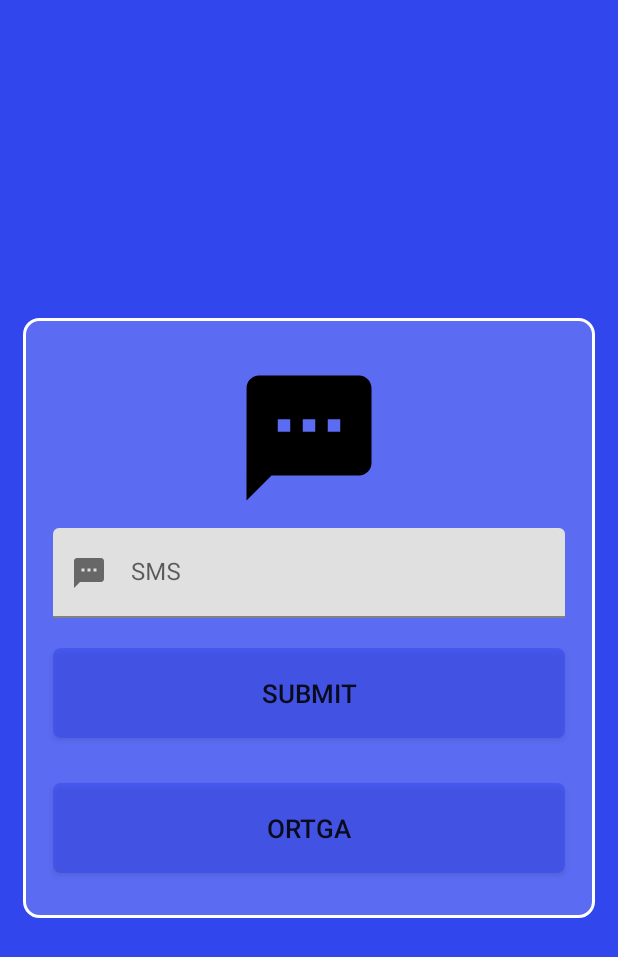
After one commit to kaminashu/TurboTaxiDev, an Android app: the fragment SmsFragment placed in its activity, on a phone screen of 412 x 824 dp. The commit adds this screen. Shown: the top 957 px of the screen. Run offline under Robolectric (Android 15) with nearby library versions, the phone set to English and light mode, and no system bars; network calls fail; 1 statement that could not run was skipped.

Commit message:
dagger qoshilmagan

```diff
--- a/app/build.gradle.kts
+++ b/app/build.gradle.kts
@@ -42,6 +42,10 @@ android {
 }
 
 dependencies {
+    implementation("androidx.room:room-runtime:2.5.2")
+    implementation ("androidx.room:room-ktx:2.5.2")
+    kapt ("androidx.room:room-compiler:2.5.2")
+
     implementation("com.google.dagger:dagger:2.28.3")
     kapt("com.google.dagger:dagger-compiler:2.28.3")
     implementation("androidx.core:core-ktx:1.12.0")
--- a/app/src/main/java/com/example/projectone/domain/entities/RegResponseModel.kt
+++ b/app/src/main/java/com/example/projectone/domain/entities/RegResponseModel.kt
@@ -4,7 +4,7 @@ import com.example.projectone.data.network.model.Data
 import com.google.gson.annotations.SerializedName
 import javax.inject.Inject
 
-class RegResponseModel @Inject constructor(
+class RegResponseModel (
     val data: ResDataMoel? = null,
     val resId: Int? = null,
     val mess: String? = null
--- a/app/src/main/java/com/example/projectone/domain/entities/ResDataMoel.kt
+++ b/app/src/main/java/com/example/projectone/domain/entities/ResDataMoel.kt
@@ -3,7 +3,7 @@ package com.example.projectone.domain.entities
 import com.google.gson.annotations.SerializedName
 import javax.inject.Inject
 
-class ResDataMoel @Inject constructor(
+class ResDataMoel(
     val userIdent: String? = null,
     val smsSend: Int? = null,
     val isToken: String? = null
--- a/app/src/main/java/com/example/projectone/domain/entities/UserAuthUser.kt
+++ b/app/src/main/java/com/example/projectone/domain/entities/UserAuthUser.kt
@@ -2,7 +2,7 @@ package com.example.projectone.domain.entities
 
 import javax.inject.Inject
 
-class UserAuthUser @Inject constructor(
+class UserAuthUser (
     var login:String,
     var password:String,
     var lang:String="uz"
--- a/app/src/main/java/com/example/projectone/domain/entities/UserModel.kt
+++ b/app/src/main/java/com/example/projectone/domain/entities/UserModel.kt
@@ -3,7 +3,7 @@ package com.example.projectone.domain.entities
 import com.example.projectone.data.network.model.AuthUser
 import javax.inject.Inject
 
-class UserModel @Inject constructor(
+class UserModel(
     val authUser: UserAuthUser? = null
 ) {
 }
--- /dev/null
+++ b/app/src/main/java/com/example/projectone/presentation/ui/sms/SmsFragment.kt
@@ -0,0 +1,54 @@
+package com.example.projectone.presentation.ui.sms
+
+import android.content.Context
+import androidx.lifecycle.ViewModelProvider
+import android.os.Bundle
+import android.util.Log
+import androidx.fragment.app.Fragment
+import android.view.LayoutInflater
+import android.view.View
+import android.view.ViewGroup
+import com.example.projectone.R
+import com.example.projectone.databinding.FragmentSmsBinding
+
+class SmsFragment : Fragment() {
+
+    companion object {
+        const val ID = "id"
+        const val TOKEN = "token"
+        fun newInstance(id: Int, token: Int) = SmsFragment().apply {
+            arguments = Bundle().apply {
+                putInt(ID, id)
+                putInt(TOKEN, token)
+            }
+        }
+    }
+
+    private lateinit var viewModel: SmsViewModel
+    private lateinit var binding: FragmentSmsBinding
+    private lateinit var bundle: Bundle
+    override fun onAttach(context: Context) {
+        super.onAttach(context)
+        arguments?.let {
+            bundle = it
+        }
+    }
+
+    override fun onCreateView(
+        inflater: LayoutInflater, container: ViewGroup?,
+        savedInstanceState: Bundle?
+    ): View? {
+        binding =
+            FragmentSmsBinding.inflate(LayoutInflater.from(container?.context), container, false)
+        return binding.root
+    }
+
+    override fun onActivityCreated(savedInstanceState: Bundle?) {
+        super.onActivityCreated(savedInstanceState)
+        viewModel = ViewModelProvider(this)[SmsViewModel::class.java]
+        val token = bundle.getInt(TOKEN)
+        Log.d("TAG", "onActivityCreated: $TOKEN")
+
+    }
+
+}
--- /dev/null
+++ b/app/src/main/java/com/example/projectone/presentation/ui/sms/SmsViewModel.kt
@@ -0,0 +1,7 @@
+package com.example.projectone.presentation.ui.sms
+
+import androidx.lifecycle.ViewModel
+
+class SmsViewModel : ViewModel() {
+    // TODO: Implement the ViewModel
+}
--- /dev/null
+++ b/app/src/main/res/drawable/sms.xml
@@ -0,0 +1,5 @@
+<vector android:height="24dp" android:tint="#000000"
+    android:viewportHeight="24" android:viewportWidth="24"
+    android:width="24dp" xmlns:android="http://schemas.android.com/apk/res/android">
+    <path android:fillColor="@android:color/white" android:pathData="M20,2L4,2c-1.1,0 -1.99,0.9 -1.99,2L2,22l4,-4h14c1.1,0 2,-0.9 2,-2L22,4c0,-1.1 -0.9,-2 -2,-2zM9,11L7,11L7,9h2v2zM13,11h-2L11,9h2v2zM17,11h-2L15,9h2v2z"/>
+</vector>
--- /dev/null
+++ b/app/src/main/res/layout/fragment_sms.xml
@@ -0,0 +1,84 @@
+<?xml version="1.0" encoding="utf-8"?>
+<androidx.constraintlayout.widget.ConstraintLayout xmlns:android="http://schemas.android.com/apk/res/android"
+    xmlns:app="http://schemas.android.com/apk/res-auto"
+    xmlns:tools="http://schemas.android.com/tools"
+    android:layout_width="match_parent"
+    android:layout_height="match_parent"
+    android:background="#3246EE"
+    tools:context=".presentation.ui.sms.SmsFragment">
+
+    <androidx.constraintlayout.widget.ConstraintLayout
+
+        android:layout_width="match_parent"
+        android:layout_height="400dp"
+        android:layout_marginStart="15dp"
+        android:layout_marginEnd="15dp"
+        android:background="@drawable/shape_login_bc"
+        app:layout_constraintBottom_toBottomOf="parent"
+        app:layout_constraintTop_toTopOf="parent"
+        tools:layout_editor_absoluteX="10dp">
+
+        <ImageView
+            android:id="@+id/imageView"
+            android:layout_width="100dp"
+            android:layout_height="100dp"
+            android:layout_marginTop="30dp"
+            android:src="@drawable/sms"
+            app:layout_constraintEnd_toEndOf="parent"
+            app:layout_constraintStart_toStartOf="parent"
+            app:layout_constraintTop_toTopOf="parent" />
+
+        <com.google.android.material.textfield.TextInputLayout
+            android:id="@+id/textInputLayout"
+            android:layout_width="match_parent"
+            android:layout_height="60dp"
+            android:layout_marginTop="10dp"
+            android:hint="SMS"
+            app:startIconDrawable="@drawable/sms"
+            android:layout_marginStart="20dp"
+            android:layout_marginEnd="20dp"
+            android:theme="@style/ThemeOverlay.Material3.AutoCompleteTextView.OutlinedBox"
+            app:layout_constraintTop_toBottomOf="@+id/imageView"
+            tools:layout_editor_absoluteX="10dp">
+
+            <EditText
+                android:id="@+id/loginEdt"
+                android:maxLines="1"
+                android:layout_width="match_parent"
+                android:layout_height="match_parent" />
+        </com.google.android.material.textfield.TextInputLayout>
+
+
+
+
+
+        <androidx.appcompat.widget.AppCompatButton
+            android:layout_marginStart="20dp"
+            android:layout_marginEnd="20dp"
+            android:id="@+id/submitBtn"
+            android:layout_width="match_parent"
+            android:layout_height="60dp"
+            android:layout_marginBottom="10dp"
+            android:background="@drawable/shape_btn_login"
+            android:text="Submit"
+            android:textSize="17sp"
+            app:layout_constraintBottom_toTopOf="@+id/ortgaBtn"
+            app:layout_constraintTop_toBottomOf="@+id/textInputLayout"
+            tools:layout_editor_absoluteX="30dp" />
+        <androidx.appcompat.widget.AppCompatButton
+            android:layout_marginStart="20dp"
+            android:layout_marginEnd="20dp"
+            android:id="@+id/ortgaBtn"
+            android:layout_width="match_parent"
+            android:layout_height="60dp"
+            android:layout_marginBottom="10dp"
+            android:background="@drawable/shape_btn_login"
+            android:text="Ortga"
+            android:textSize="17sp"
+            app:layout_constraintBottom_toBottomOf="parent"
+            app:layout_constraintTop_toBottomOf="@+id/submitBtn"
+            tools:layout_editor_absoluteX="30dp" />
+    </androidx.constraintlayout.widget.ConstraintLayout>
+
+
+</androidx.constraintlayout.widget.ConstraintLayout>
```
Also changed, not shown: app/src/main/java/com/example/projectone/presentation/ui/registers/LogInFragment.kt (+19 -3 lines), app/src/main/java/com/example/projectone/presentation/ui/registers/RegistersViewModel.kt (+12 -6 lines).
